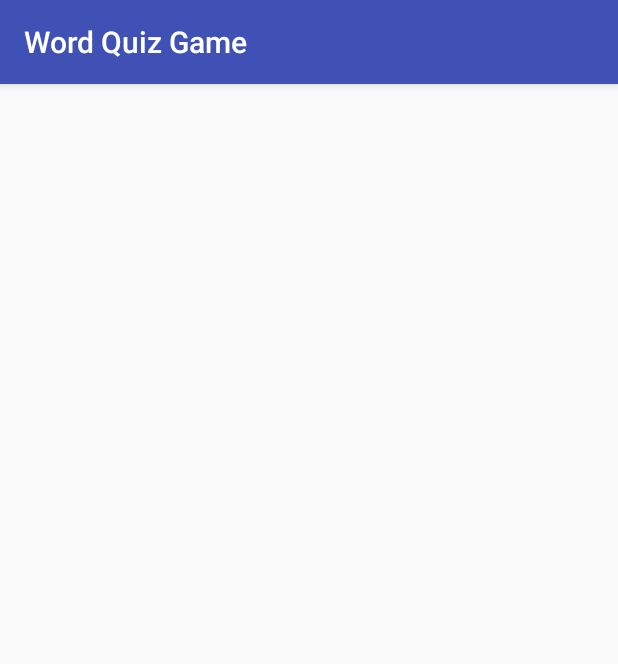
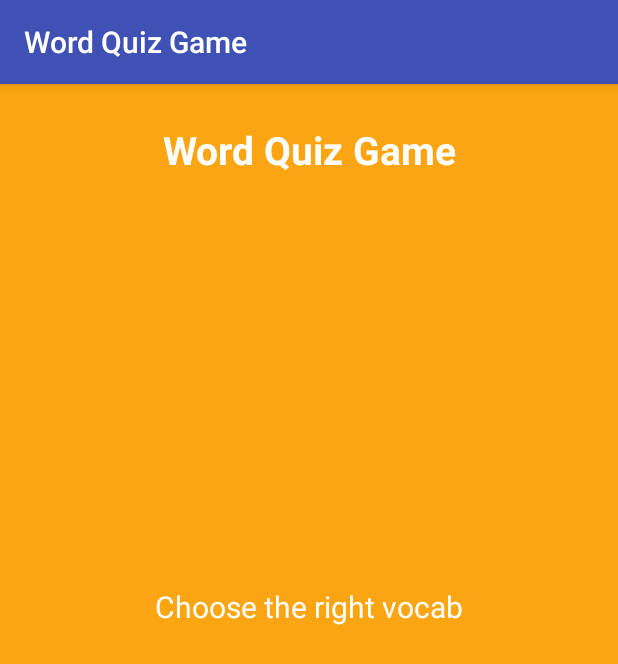
Before and after one commit to MigMikael/WordQuizGame, an Android app: the GameActivity screen opened directly, with no data from a screen before it, on a phone screen of 412 x 824 dp. Shown: the top 664 px of the screen. Run offline under Robolectric (Android 15) with nearby library versions, the phone set to English and light mode, and no system bars.

Commit message:
add code in GameActivity add layout in activity_game

```diff
--- a/app/src/main/java/com/mig/cpsudev/wordquizgame/GameActivity.java
+++ b/app/src/main/java/com/mig/cpsudev/wordquizgame/GameActivity.java
@@ -24,15 +24,15 @@ public class GameActivity extends AppCompatActivity {
 
     private int mScore;
     private int mTotalGuesses;
-    private String answerFileName;
+    private String mAnswerFileName;
 
-    private Random random;
-    private Handler handler;
+    private Random mRandom;
+    private Handler mHandler;
 
-    private TextView questionNumberTextView;
-    private ImageView questionImageView;
-    private TableLayout buttionTabelLayout;
-    private TextView answerTextView;
+    private TextView mQuestionNumberTextView;
+    private ImageView mQuestionImageView;
+    private TableLayout mButtionTabelLayout;
+    private TextView mAnswerTextView;
 
 
     @Override
@@ -54,5 +54,14 @@ public class GameActivity extends AppCompatActivity {
                 mNumChoices = 6;
                 break;
         }
+
+        setupViews();
+    }
+
+    private void setupViews() {
+        mQuestionNumberTextView = (TextView) findViewById(R.id.questionNumberTextView);
+        mQuestionImageView = (ImageView) findViewById(R.id.questionImageView);
+        mButtionTabelLayout = (TableLayout) findViewById(R.id.buttonTableLayout);
+        mAnswerTextView = (TextView) findViewById(R.id.answerTextView);
     }
 }
--- a/app/src/main/res/layout/activity_game.xml
+++ b/app/src/main/res/layout/activity_game.xml
@@ -1,12 +1,83 @@
-<?xml version="1.0" encoding="utf-8"?>
-<RelativeLayout xmlns:android="http://schemas.android.com/apk/res/android"
+<LinearLayout xmlns:android="http://schemas.android.com/apk/res/android"
     xmlns:tools="http://schemas.android.com/tools"
     android:layout_width="match_parent"
     android:layout_height="match_parent"
-    android:paddingBottom="@dimen/activity_vertical_margin"
-    android:paddingLeft="@dimen/activity_horizontal_margin"
-    android:paddingRight="@dimen/activity_horizontal_margin"
-    android:paddingTop="@dimen/activity_vertical_margin"
-    tools:context="com.mig.cpsudev.wordquizgame.GameActivity">
+    android:background="@color/background_color"
+    android:gravity="center"
+    android:orientation="vertical"
+    android:padding="16dp"
+    tools:context=".GameActivity">
 
-</RelativeLayout>
+    <TextView
+        android:id="@+id/titleTextView"
+        android:layout_width="wrap_content"
+        android:layout_height="wrap_content"
+        android:layout_marginBottom="10dp"
+        android:layout_marginTop="10dp"
+        android:gravity="center_horizontal"
+        android:text="@string/app_title"
+        android:textColor="@color/title_color"
+        android:textSize="26sp"
+        android:textStyle="bold" />
+
+    <TextView
+        android:id="@+id/questionNumberTextView"
+        android:layout_width="wrap_content"
+        android:layout_height="wrap_content"
+        android:layout_marginBottom="10dp"
+        android:layout_marginTop="10dp"
+        android:textColor="#000"
+        android:textSize="20sp" />
+
+    <ImageView
+        android:id="@+id/questionImageView"
+        android:layout_width="250dp"
+        android:layout_height="150dp"
+        android:layout_marginBottom="28dp"
+        android:layout_marginTop="28dp" />
+
+    <TextView
+        android:id="@+id/guessLabelTextView"
+        android:layout_width="wrap_content"
+        android:layout_height="wrap_content"
+        android:layout_marginBottom="10dp"
+        android:layout_marginTop="10dp"
+        android:text="Choose the right vocab"
+        android:textColor="@color/title_color"
+        android:textSize="20sp" />
+
+    <TableLayout
+        android:id="@+id/buttonTableLayout"
+        android:layout_width="match_parent"
+        android:layout_height="wrap_content"
+        android:layout_weight="1"
+        android:stretchColumns="0,1">
+
+        <TableRow
+            android:id="@+id/tableRow0"
+            android:layout_width="match_parent"
+            android:layout_height="wrap_content"
+            android:orientation="horizontal" />
+
+        <TableRow
+            android:id="@+id/tableRow1"
+            android:layout_width="match_parent"
+            android:layout_height="wrap_content"
+            android:orientation="horizontal" />
+
+        <TableRow
+            android:id="@+id/tableRow2"
+            android:layout_width="match_parent"
+            android:layout_height="wrap_content"
+            android:orientation="horizontal" />
+
+    </TableLayout>
+
+    <TextView
+        android:id="@+id/answerTextView"
+        android:layout_width="wrap_content"
+        android:layout_height="wrap_content"
+        android:textSize="28sp"
+        android:textStyle="bold" />
+
+</LinearLayout>
```
